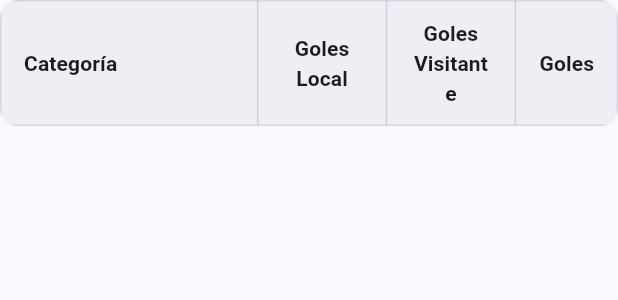
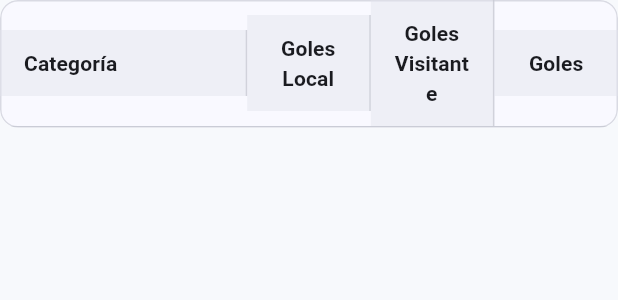
Before and after one commit to hectororviz/ligas-deportivas-V2, a Flutter app: the _CategoriesTable widget shown alone on an empty page, opened directly with empty values, on a phone screen of 412 x 824 dp. Shown: the top 300 px of the screen. Run offline on Flutter 3.47's test engine with Material 3 defaults, Android fonts, the phone set to English and light mode, and no system bars; our stand-ins replace dio, file_picker, flutter_map, flutter_riverpod, go_router, latlong2 and 2 more; accounts and stored records are empty; network calls fail.

Commit message:
Refactor match categories table layout

```diff
--- a/frontend/lib/features/zones/presentation/zone_match_detail_page.dart
+++ b/frontend/lib/features/zones/presentation/zone_match_detail_page.dart
@@ -340,56 +340,167 @@ class _CategoriesTableState extends ConsumerState<_CategoriesTable> {
     final theme = Theme.of(context);
     final categories = widget.match.categories;
 
-    final borderColor = theme.colorScheme.outlineVariant.withOpacity(0.6);
-
-    final columnWidths = <int, TableColumnWidth>{
-      0: const FlexColumnWidth(2),
-      1: const FlexColumnWidth(),
-      2: const FlexColumnWidth(),
-      3: const IntrinsicColumnWidth(),
-    };
+    final outerBorderColor = theme.colorScheme.outlineVariant.withOpacity(0.6);
+    final innerBorderColor = theme.colorScheme.outlineVariant.withOpacity(0.7);
+    final headerBackground =
+        theme.colorScheme.surfaceVariant.withOpacity(0.45);
 
     return ClipRRect(
       borderRadius: BorderRadius.circular(12),
-      child: Table(
-        columnWidths: columnWidths,
-        border: TableBorder(
-          top: BorderSide(color: borderColor),
-          bottom: BorderSide(color: borderColor),
-          left: BorderSide(color: borderColor),
-          right: BorderSide(color: borderColor),
-          horizontalInside: BorderSide(color: borderColor.withOpacity(0.7)),
-          verticalInside: BorderSide(color: borderColor.withOpacity(0.7)),
+      child: DecoratedBox(
+        decoration: BoxDecoration(
+          color: theme.colorScheme.surface,
+          border: Border.all(color: outerBorderColor),
+          borderRadius: BorderRadius.circular(12),
         ),
-        defaultVerticalAlignment: TableCellVerticalAlignment.middle,
+        child: Column(
+          mainAxisSize: MainAxisSize.min,
+          crossAxisAlignment: CrossAxisAlignment.stretch,
           children: [
-          TableRow(
-            decoration: BoxDecoration(color: theme.colorScheme.surfaceVariant.withOpacity(0.45)),
-            children: [
-              const _TableHeaderCell(label: 'Categoría', textAlign: TextAlign.left),
-              const _TableHeaderCell(label: 'Goles Local'),
-              const _TableHeaderCell(label: 'Goles Visitante'),
-              const _TableHeaderCell(label: 'Goles'),
+            _buildHeaderRow(theme, headerBackground, innerBorderColor),
+            Divider(height: 1, thickness: 1, color: innerBorderColor),
+            for (var i = 0; i < categories.length; i++) ...[
+              if (i > 0)
+                Divider(height: 1, thickness: 1, color: innerBorderColor),
+              _buildCategoryRow(
+                theme,
+                innerBorderColor,
+                categories[i],
+              ),
+            ],
           ],
         ),
-          for (final category in categories)
-            TableRow(
+      ),
+    );
+  }
+
+  Widget _buildHeaderRow(
+    ThemeData theme,
+    Color headerBackground,
+    Color innerBorderColor,
+  ) {
+    return Row(
       children: [
-                _TableTextCell(label: category.categoryName),
-                _ScoreCell(
+        _headerCell(
+          theme,
+          headerBackground,
+          innerBorderColor,
+          label: 'Categoría',
+          flex: 2,
+          textAlign: TextAlign.left,
+        ),
+        _headerCell(
+          theme,
+          headerBackground,
+          innerBorderColor,
+          label: 'Goles Local',
+        ),
+        _headerCell(
+          theme,
+          headerBackground,
+          innerBorderColor,
+          label: 'Goles Visitante',
+        ),
+        _headerCell(
+          theme,
+          headerBackground,
+          innerBorderColor,
+          label: 'Goles',
+          showRightBorder: false,
+        ),
+      ],
+    );
+  }
+
+  Widget _buildCategoryRow(
+    ThemeData theme,
+    Color innerBorderColor,
+    ZoneMatchCategory category,
+  ) {
+    return Row(
+      crossAxisAlignment: CrossAxisAlignment.stretch,
+      children: [
+        _dataCell(
+          innerBorderColor,
+          flex: 2,
+          child: Padding(
+            padding: const EdgeInsets.symmetric(vertical: 12, horizontal: 16),
+            child: Text(category.categoryName, style: theme.textTheme.bodyMedium),
+          ),
+        ),
+        _dataCell(
+          innerBorderColor,
+          child: _ScoreCell(
             score: category.homeScore,
             outcome: _scoreOutcome(category.homeScore, category.awayScore),
           ),
-                _ScoreCell(
+        ),
+        _dataCell(
+          innerBorderColor,
+          child: _ScoreCell(
             score: category.awayScore,
             outcome: _scoreOutcome(category.awayScore, category.homeScore),
           ),
-                _ActionCell(
+        ),
+        _dataCell(
+          innerBorderColor,
+          showRightBorder: false,
+          child: _ActionCell(
             onTap: () => _openGoalsDialog(category),
           ),
-              ],
         ),
       ],
+    );
+  }
+
+  Widget _headerCell(
+    ThemeData theme,
+    Color backgroundColor,
+    Color innerBorderColor, {
+    required String label,
+    int flex = 1,
+    TextAlign textAlign = TextAlign.center,
+    bool showRightBorder = true,
+  }) {
+    return Expanded(
+      flex: flex,
+      child: Container(
+        decoration: BoxDecoration(
+          color: backgroundColor,
+          border: Border(
+            right: showRightBorder
+                ? BorderSide(color: innerBorderColor)
+                : BorderSide.none,
+          ),
+        ),
+        padding: const EdgeInsets.symmetric(vertical: 12, horizontal: 16),
+        child: Text(
+          label,
+          textAlign: textAlign,
+          style:
+              theme.textTheme.titleSmall?.copyWith(fontWeight: FontWeight.w600),
+        ),
+      ),
+    );
+  }
+
+  Widget _dataCell(
+    Color innerBorderColor, {
+    required Widget child,
+    int flex = 1,
+    bool showRightBorder = true,
+  }) {
+    return Expanded(
+      flex: flex,
+      child: Container(
+        decoration: BoxDecoration(
+          border: Border(
+            right: showRightBorder
+                ? BorderSide(color: innerBorderColor)
+                : BorderSide.none,
+          ),
+        ),
+        child: child,
       ),
     );
   }
@@ -1025,44 +1136,6 @@ String mapDioError(DioException error) {
   return 'Ocurrió un error inesperado. Intenta nuevamente.';
 }
 
-class _TableHeaderCell extends StatelessWidget {
-  const _TableHeaderCell({required this.label, this.textAlign = TextAlign.center});
-
-  final String label;
-  final TextAlign textAlign;
-
-  @override
-  Widget build(BuildContext context) {
-    final theme = Theme.of(context);
-    return Padding(
-      padding: const EdgeInsets.symmetric(vertical: 12, horizontal: 16),
-      child: Text(
-        label,
-        textAlign: textAlign,
-        style: theme.textTheme.titleSmall?.copyWith(fontWeight: FontWeight.w600),
-      ),
-    );
-  }
-}
-
-class _TableTextCell extends StatelessWidget {
-  const _TableTextCell({required this.label});
-
-  final String label;
-
-  @override
-  Widget build(BuildContext context) {
-    final theme = Theme.of(context);
-    return Padding(
-      padding: const EdgeInsets.symmetric(vertical: 12, horizontal: 16),
-      child: Text(
-        label,
-        style: theme.textTheme.bodyMedium,
-      ),
-    );
-  }
-}
-
 enum _ScoreOutcome { win, draw, loss }
 
 _ScoreOutcome _scoreOutcome(int score, int opponentScore) {
```
Lines whose indentation alone changed are shown as unchanged.
